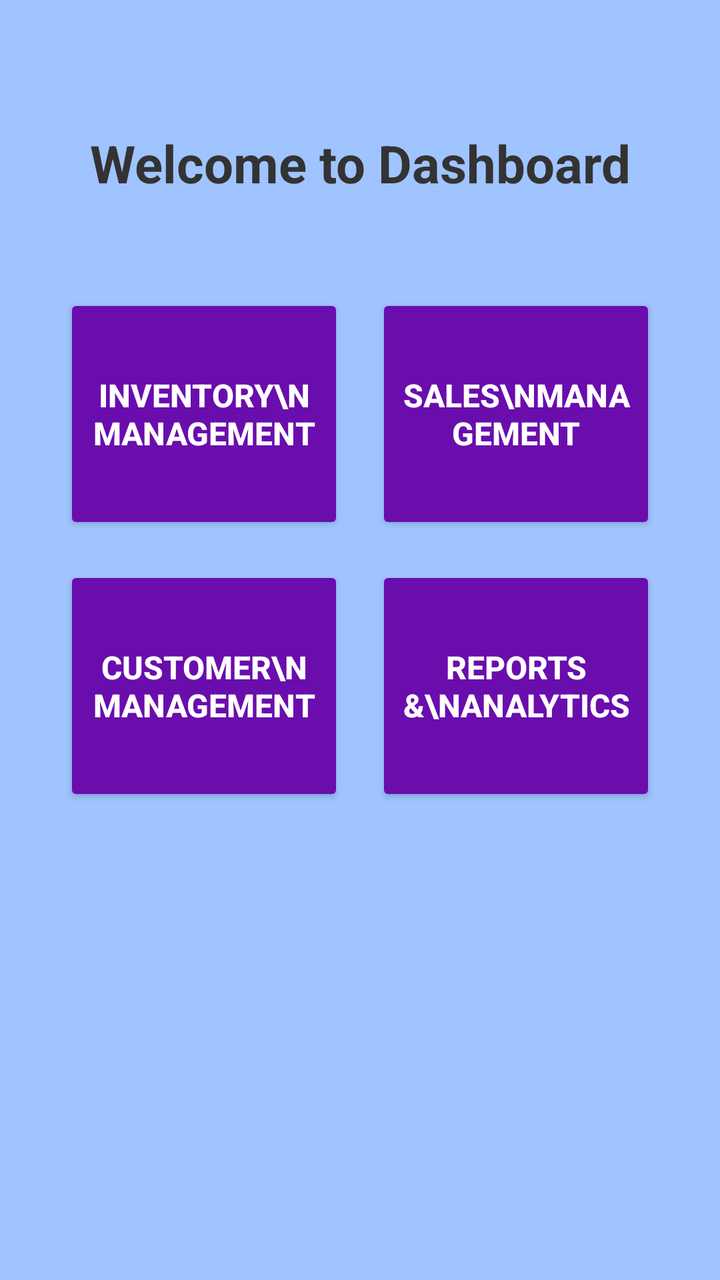
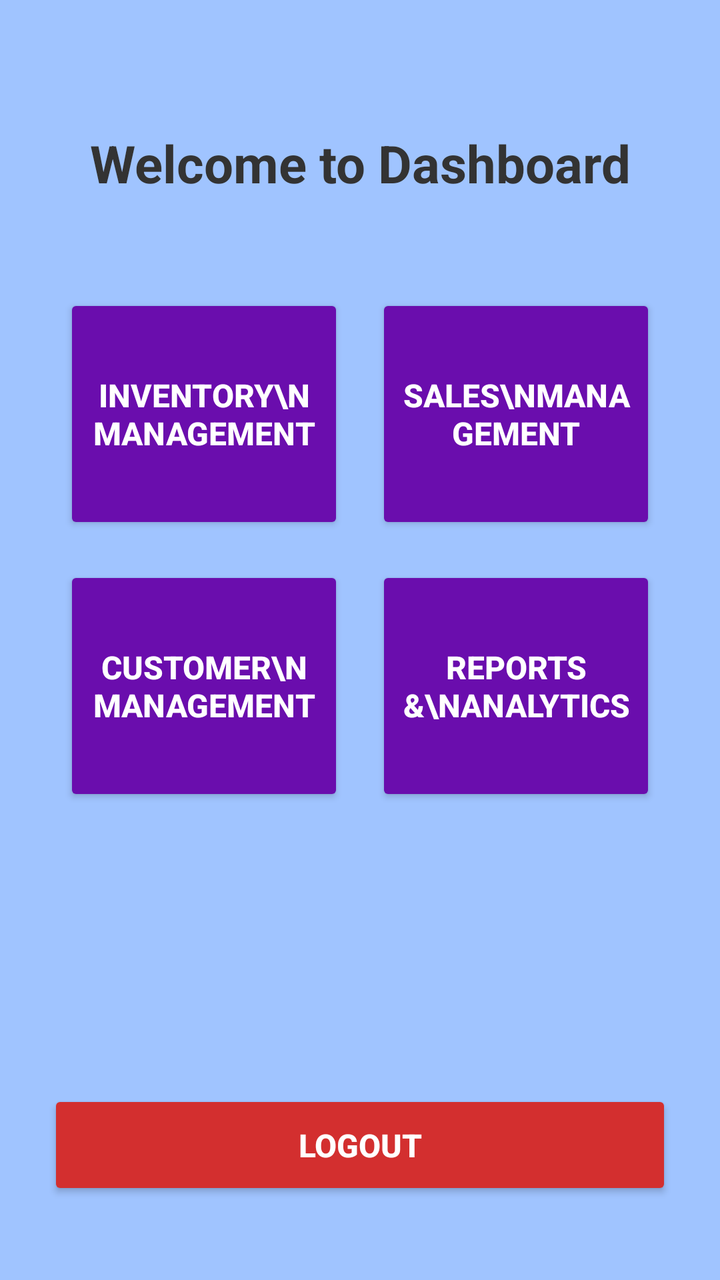

Screens rendered from an Android XML layout before and after an edit, with the pre-edit source and the edit as a unified diff.
<!-- AndroidManifest.xml: application theme Theme.ShopManagementApp -->
<!-- res/layout/activity_dashboard.xml -->
<?xml version="1.0" encoding="utf-8"?>
<LinearLayout xmlns:android="http://schemas.android.com/apk/res/android"
    android:layout_width="match_parent"
    android:layout_height="match_parent"
    android:orientation="vertical"
    android:background="#A0C4FF"
    android:padding="24dp"
    android:gravity="top|center_horizontal">

    <TextView
        android:id="@+id/tvWelcome"
        android:layout_width="wrap_content"
        android:layout_height="wrap_content"
        android:text="Welcome to Dashboard"
        android:textColor="#333333"
        android:textSize="26sp"
        android:textStyle="bold"
        android:layout_marginTop="40dp"
        android:layout_marginBottom="40dp"
        android:gravity="center"/>

    <GridLayout
        android:layout_width="match_parent"
        android:layout_height="wrap_content"
        android:columnCount="2"
        android:rowCount="2"
        android:alignmentMode="alignBounds"
        android:columnOrderPreserved="false"
        android:useDefaultMargins="true"
        android:layout_gravity="center">

        <Button
            android:id="@+id/btnInventory"
            android:layout_width="0dp"
            android:layout_height="120dp"
            android:layout_columnWeight="1"
            android:text="Inventory\nManagement"
            android:backgroundTint="#6A0DAD"
            android:textColor="#FFFFFF"
            android:textSize="16sp"
            android:textStyle="bold"
            android:layout_margin="8dp"/>

        <Button
            android:id="@+id/btnSales"
            android:layout_width="0dp"
            android:layout_height="120dp"
            android:layout_columnWeight="1"
            android:text="Sales\nManagement"
            android:backgroundTint="#6A0DAD"
            android:textColor="#FFFFFF"
            android:textSize="16sp"
            android:textStyle="bold"
            android:layout_margin="8dp"/>

        <Button
            android:id="@+id/btnCustomers"
            android:layout_width="0dp"
            android:layout_height="120dp"
            android:layout_columnWeight="1"
            android:text="Customer\nManagement"
            android:backgroundTint="#6A0DAD"
            android:textColor="#FFFFFF"
            android:textSize="16sp"
            android:textStyle="bold"
            android:layout_margin="8dp"/>

        <Button
            android:id="@+id/btnReports"
            android:layout_width="0dp"
            android:layout_height="120dp"
            android:layout_columnWeight="1"
            android:text="Reports &amp;\nAnalytics"
            android:backgroundTint="#6A0DAD"
            android:textColor="#FFFFFF"
            android:textSize="16sp"
            android:textStyle="bold"
            android:layout_margin="8dp"/>

    </GridLayout>

</LinearLayout>
<!-- resources referenced by this layout -->
<resources>
  <style name="Theme.ShopManagementApp" parent="Base.Theme.ShopManagementApp" />
  <style name="Base.Theme.ShopManagementApp" parent="Theme.Material3.DayNight.NoActionBar">
          
          
      </style>
</resources>

<!-- the commit's change to res/layout/activity_dashboard.xml (unified diff, before → after) -->
@@ -79,4 +79,22 @@
 
     </GridLayout>
 
+    
+    <View
+        android:layout_width="match_parent"
+        android:layout_height="0dp"
+        android:layout_weight="1" />
+
+    
+    <Button
+        android:id="@+id/btnLogout"
+        android:layout_width="match_parent"
+        android:layout_height="55dp"
+        android:text="Logout"
+        android:textColor="#FFFFFF"
+        android:backgroundTint="#D32F2F"
+        android:textSize="16sp"
+        android:textStyle="bold"
+        android:layout_marginBottom="16dp" />
+
 </LinearLayout>
